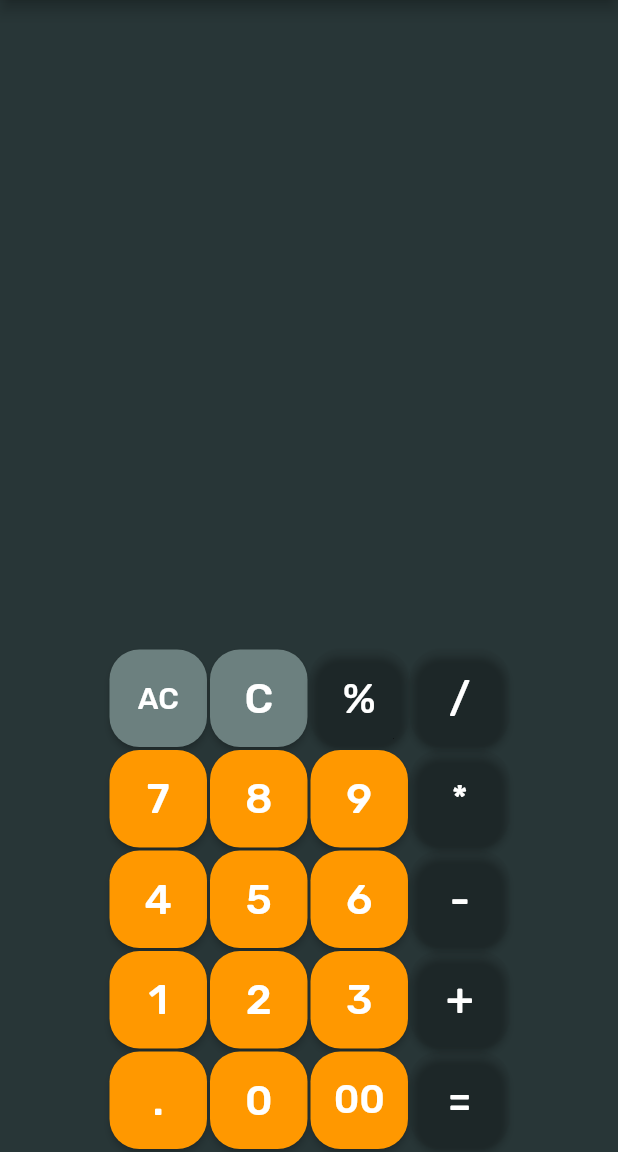
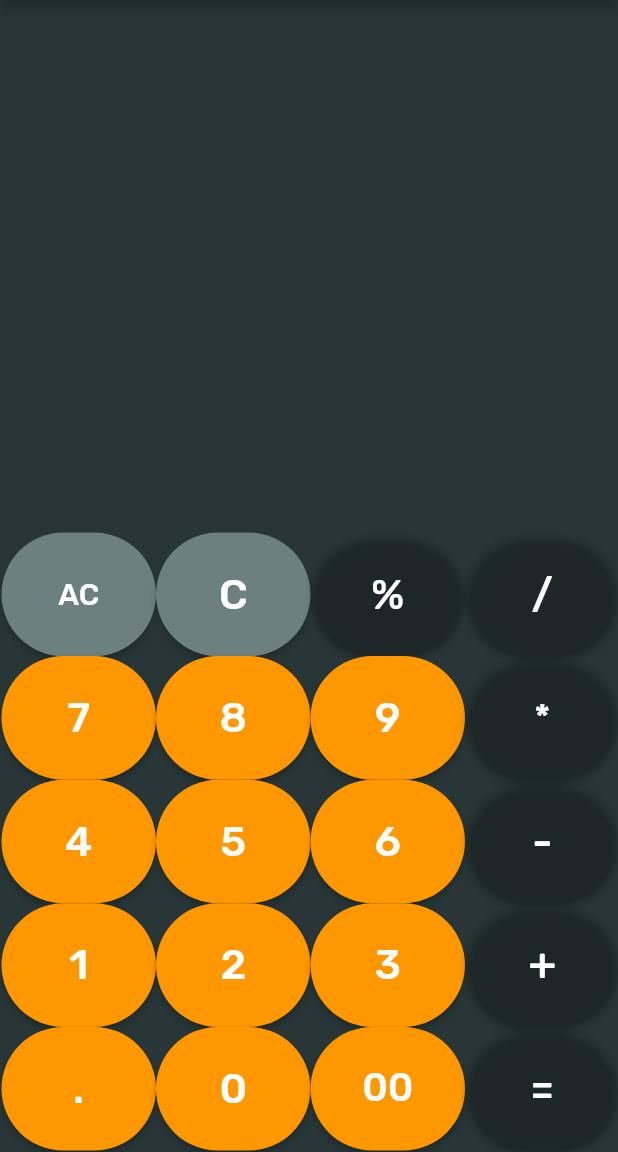
Before and after one commit to devanandr001/calculator_devanand, a Flutter app: the screen it shows after launch, on a phone screen of 412 x 824 dp, the part 84-1236 px from its top. Run offline on Flutter 3.47's test engine with Material 2 defaults, Android fonts, the phone set to English and light mode, and no system bars; our stand-ins replace google_fonts, math_expressions.

Commit message:
Update CalcButton.dart

```diff
--- a/lib/CalcButton.dart
+++ b/lib/CalcButton.dart
@@ -12,7 +12,7 @@ class CalcButton extends StatelessWidget {
     Key key,
     this.text ,
     this.fillColor,
-    this.textColor = 0xF,
+    this.textColor = 0xFFFFEB3B,
     this.textSize = 28,
     this.callback,
   }) : super(key: key);
@@ -20,10 +20,9 @@ class CalcButton extends StatelessWidget {
   @override
   Widget build(BuildContext context) {
     return Container(
-        margin: EdgeInsets.all(1),
         child: SizedBox(
-          width: 65,
-          height: 65,
+          width: MediaQuery.of(context).size.width/4,
+          height: MediaQuery.of(context).size.height/10,
           child: ElevatedButton(
             onPressed: () {
               callback(text);
@@ -38,12 +37,6 @@ class CalcButton extends StatelessWidget {
                 ),
               ),
             ),
-            // style: ElevatedButton.styleFrom(
-            //   padding: EdgeInsets.symmetric(horizontal: 40.0, vertical: 20.0),
-            //   shape: RoundedRectangleBorder(
-            //       borderRadius: BorderRadius.circular(10.0)),
-            // ),
-
             style: ElevatedButton.styleFrom(
               padding: EdgeInsets.symmetric(horizontal: 0.0, vertical: 0.0),
               // padding: EdgeInsets.,
@@ -51,11 +44,8 @@ class CalcButton extends StatelessWidget {
               backgroundColor: fillColor != null ? Color(fillColor) : Colors.orange,
               // backgroundColor: Color(fillColor):null,
               shape: RoundedRectangleBorder(
-                  borderRadius: BorderRadius.circular(20.0)),
+                  borderRadius: BorderRadius.circular(100.0)),
             ),
-
-            // color: fillColor != null ? Color(fillColor) : null,
-            // child: Color(textColor),
           ),
         ));
   }
```
